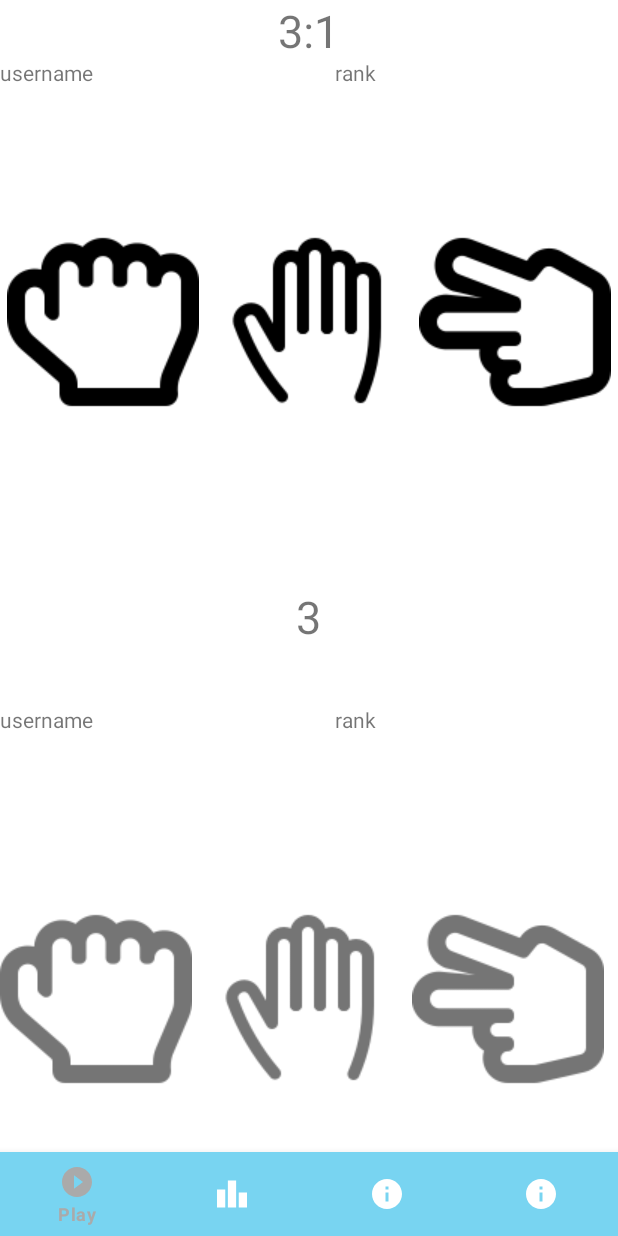
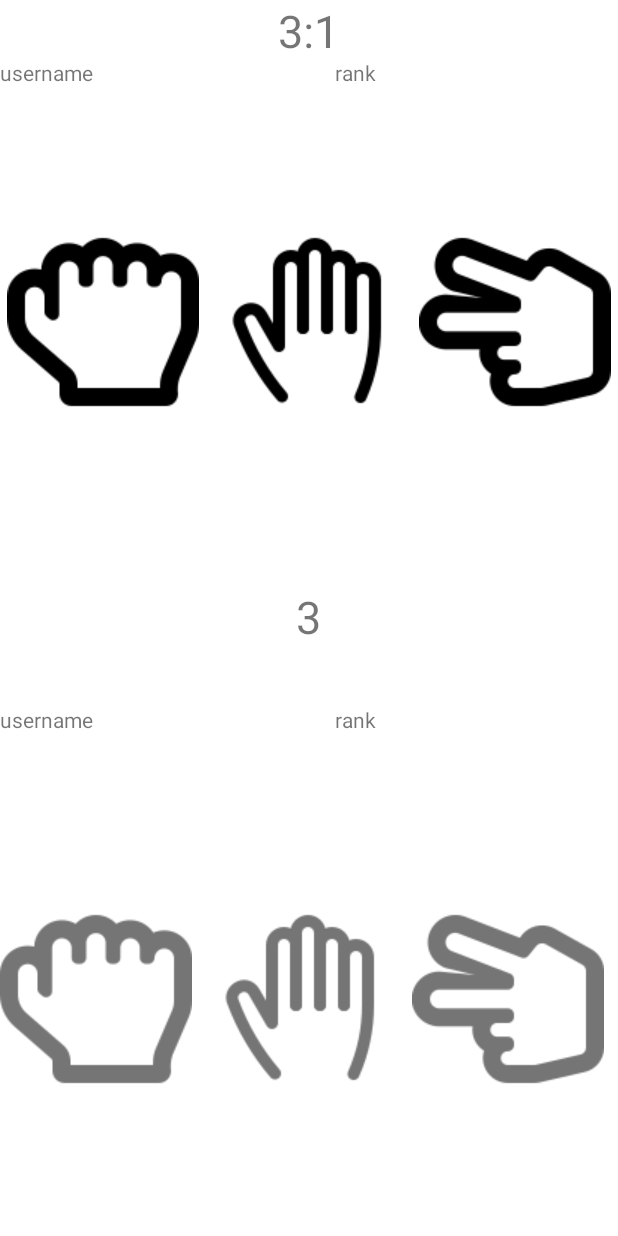
Before and after one commit to SDP-Rock-Paper-Scissors/RockPaperScissors, an Android app: the MainActivity screen opened directly, with no data from a screen before it, after a tap on "PLAY ONE GAME", on a phone screen of 412 x 824 dp. Run offline under Robolectric (Android 15) with nearby library versions, the phone set to English and light mode, and no system bars; our stand-ins replace navigation-ui.

Commit message:
fix: remove bottom nav view for game fragment and camera fragment

```diff
--- a/app/src/main/java/ch/epfl/sweng/rps/MainActivity.kt
+++ b/app/src/main/java/ch/epfl/sweng/rps/MainActivity.kt
@@ -4,6 +4,7 @@ import android.os.Build
 import android.os.Bundle
 import android.util.Log
 import android.view.Menu
+import android.view.View
 import androidx.appcompat.app.AppCompatActivity
 import androidx.navigation.findNavController
 import androidx.navigation.ui.AppBarConfiguration
@@ -32,15 +33,31 @@ class MainActivity : AppCompatActivity() {
 
             binding = ActivityMainBinding.inflate(layoutInflater)
             setContentView(binding.root)
+            setupNav()
 
-            val navView: BottomNavigationView = binding.navView
-
-            val navController = findNavController(R.id.nav_host_fragment_activity_main)
-
-            navView.setupWithNavController(navController)
         }
 
     fun getUserDetails() : User{
         return currentUser
     }
+
+    private fun setupNav() {
+        val navController = findNavController(R.id.nav_host_fragment_activity_main)
+        val navView: BottomNavigationView = binding.navView
+        navView.setupWithNavController(navController)
+
+        //removes botttomNavView for specified fragments.
+        navController.addOnDestinationChangedListener { _, destination, _ ->
+            when (destination.id) {
+                R.id.cameraFragment -> setBottomNavigationVisibility(View.GONE)
+                R.id.gameFragment -> setBottomNavigationVisibility(View.GONE)
+                else -> setBottomNavigationVisibility(View.VISIBLE)
+            }
+        }
+    }
+
+    fun setBottomNavigationVisibility(visibility: Int) {
+        // get the reference of the bottomNavigationView and set the visibility.
+        binding.navView.visibility = visibility
+    }
 }
--- a/app/src/main/res/layout/fragment_camera.xml
+++ b/app/src/main/res/layout/fragment_camera.xml
@@ -4,7 +4,8 @@
     xmlns:tools="http://schemas.android.com/tools"
     android:layout_width="match_parent"
     android:layout_height="match_parent"
-    tools:context=".ui.camera.CameraFragment">
+    tools:context=".ui.camera.CameraFragment"
+    android:id="@+id/fragment_camera">
 
     <androidx.camera.view.PreviewView
         android:id="@+id/viewFinder"
```
